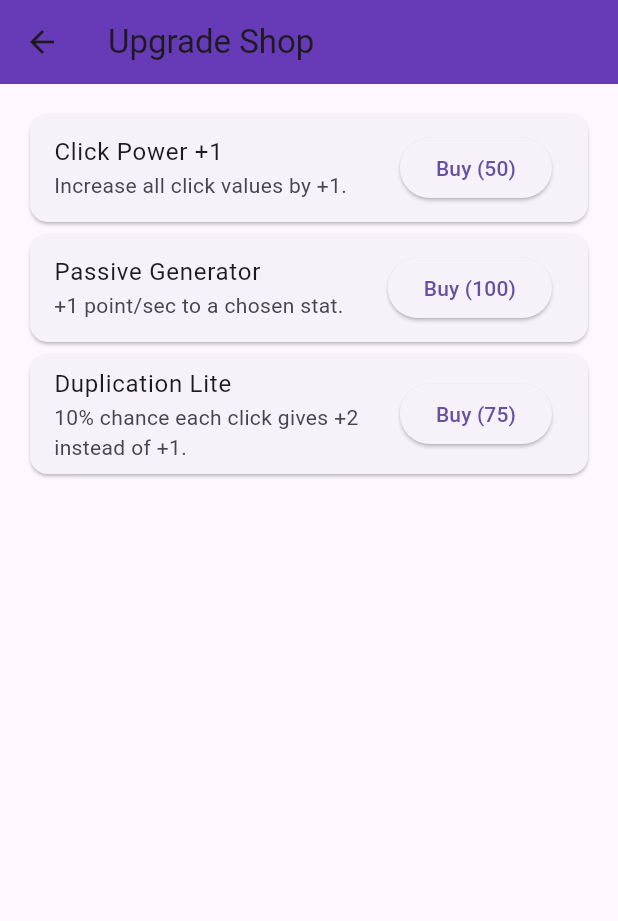
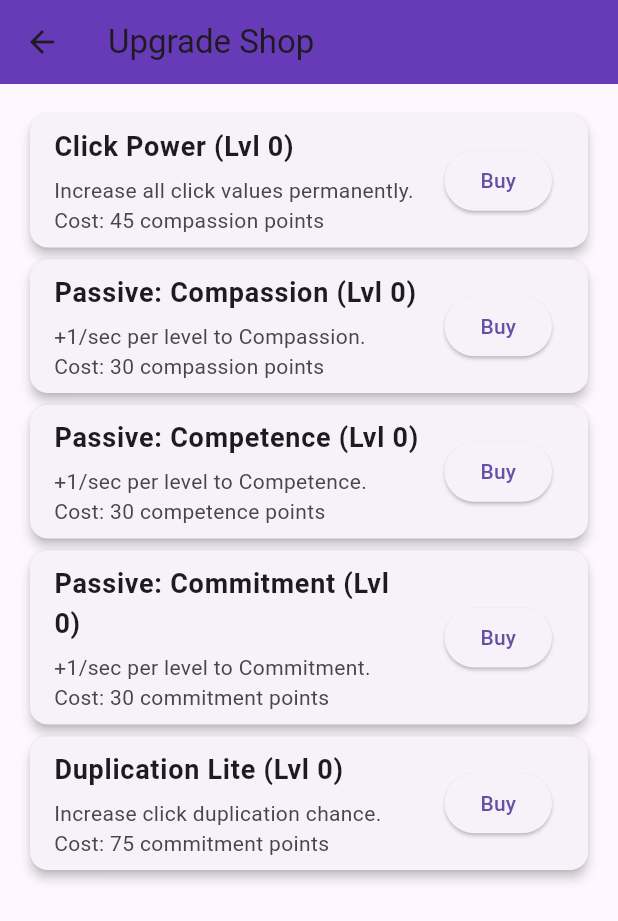
Before and after one commit to GoldenSpectrum/simple_app_project, a Flutter app: the screen it shows after launch, after a tap on "Shop", on a phone screen of 412 x 824 dp. Shown: the top 921 px of the screen. Run offline on Flutter 3.47's test engine with Material 3 defaults, Android fonts, the phone set to English and light mode, and no system bars.

Commit message:
Update 2. Upgrades are now dependent on specific values

```diff
--- a/lib/controllers/game_controller.dart
+++ b/lib/controllers/game_controller.dart
@@ -1,4 +1,5 @@
 import 'dart:async';
+import 'dart:math';
 import '../models/game_state.dart';
 import '../models/upgrade.dart';
 import 'event_controller.dart';
@@ -6,11 +7,16 @@ import 'event_controller.dart';
 class GameController {
   final GameState state;
   final EventController events;
+
   Timer? passiveTimer;
 
+  GameController(this.state, this.events) {
+    _startPassiveLoop();
+  }
 
-  GameController(this.state, this.events);
-
+  // ----------------------------------------
+  //  MAIN CLICK HANDLER
+  // ----------------------------------------
   void onStatClicked(String statId) {
     state.totalClicks++;
     state.clicksSinceEvent++;
@@ -21,42 +27,69 @@ class GameController {
     double avg = _averageOtherTwo(statId);
     double current = state.stats[statId]!.points;
 
-    // Simple debuff if >20% above average
+    // ------------------------------
+    // Debuff if >20% above average
+    // ------------------------------
     if (current > avg * 1.20) {
       multiplier *= 0.5;
     }
 
-    // Duplication Lite check
-    bool hasDuplication = state.upgrades
-        .any((u) => u.id == "dupe_lite" && u.purchased);
+    // ------------------------------
+    // Duplication Lite scaling
+    // ------------------------------
+    if (state.duplicationLevel > 0) {
+      double chance = 0.05 + (state.duplicationLevel * 0.02);
 
-    if (hasDuplication && (DateTime.now().millisecondsSinceEpoch % 10 == 0)) {
-      // super simple 10% chance
-      base *= 2;
+      if (Random().nextDouble() < chance) {
+        base *= 2; // duplicate click
+      }
     }
 
+    // ------------------------------
+    // Final Add
+    // ------------------------------
     state.stats[statId]!.add(base * multiplier);
 
+    // Events & updates
     events.maybeTriggerEvent();
     state.notifyListeners();
   }
 
+  // ----------------------------------------
+  //   PASSIVE GENERATION LOOP
+  // ----------------------------------------
+  void _startPassiveLoop() {
+    passiveTimer?.cancel();
+
+    passiveTimer = Timer.periodic(Duration(seconds: 1), (_) {
+      // Compassion passive
+      if (state.passiveCompLevel > 0) {
+        state.stats["compassion"]!.add(state.passiveCompLevel.toDouble());
+      }
+
+      // Competence passive
+      if (state.passiveCompeteLevel > 0) {
+        state.stats["competence"]!.add(state.passiveCompeteLevel.toDouble());
+      }
+
+      // Commitment passive
+      if (state.passiveCommitLevel > 0) {
+        state.stats["commitment"]!.add(state.passiveCommitLevel.toDouble());
+      }
+
+      state.notifyListeners();
+    });
+  }
+
+  // ----------------------------------------
+  //   UTILITY
+  // ----------------------------------------
   double _averageOtherTwo(String id) {
     var others = state.stats.values.where((s) => s.id != id).toList();
     return (others[0].points + others[1].points) / 2;
   }
 
-  // Start passive +1/sec to chosen stat
-  void startPassive(String statId) {
-    state.passiveTarget = statId;
+  void dispose() {
     passiveTimer?.cancel();
-    passiveTimer = Timer.periodic(Duration(seconds: 1), (_) {
-      if (state.passiveEnabled && state.passiveTarget != null) {
-        state.stats[state.passiveTarget]!.add(1);
-      }
-    });
   }
-
-
-
 }
--- a/lib/models/game_state.dart
+++ b/lib/models/game_state.dart
@@ -13,35 +13,71 @@ class GameState extends ChangeNotifier {
   int clicksSinceEvent = 0;
 
   double permanentClickBonus = 0.0; // prestige bonus
-  bool debuffActive = false;
 
+  // NEW: Passive generator levels (infinite upgradeable)
+  int passiveCompLevel = 0;
+  int passiveCompeteLevel = 0;
+  int passiveCommitLevel = 0;
+
+  // NEW: Duplication upgrade level
+  int duplicationLevel = 0;
+
+  // NEW: Infinite upgrades list
   List<Upgrade> upgrades = [
+    // -------------------------------
+    // CLICK POWER UPGRADES
+    // -------------------------------
     Upgrade(
       id: "click_power",
-      name: "Click Power +1",
-      description: "Increase all click values by +1.",
+      name: "Click Power",
+      description: "Increase all click values permanently.",
       type: UpgradeType.clickPower,
-      cost: 50,
+      costStat: "compassion",    // paid with Compassion points
+      baseCost: 30,
     ),
+
+    // -------------------------------
+    // PASSIVE GENERATORS
+    // -------------------------------
     Upgrade(
-      id: "passive_gen",
-      name: "Passive Generator",
-      description: "+1 point/sec to a chosen stat.",
-      type: UpgradeType.passiveGenerator,
-      cost: 100,
+      id: "passive_compassion",
+      name: "Passive: Compassion",
+      description: "+1/sec per level to Compassion.",
+      type: UpgradeType.passiveCompassion,
+      costStat: "compassion",
+      baseCost: 20,
     ),
+
     Upgrade(
-      id: "dupe_lite",
+      id: "passive_competence",
+      name: "Passive: Competence",
+      description: "+1/sec per level to Competence.",
+      type: UpgradeType.passiveCompetence,
+      costStat: "competence",
+      baseCost: 20,
+    ),
+
+    Upgrade(
+      id: "passive_commitment",
+      name: "Passive: Commitment",
+      description: "+1/sec per level to Commitment.",
+      type: UpgradeType.passiveCommitment,
+      costStat: "commitment",
+      baseCost: 20,
+    ),
+
+    // -------------------------------
+    // DUPLICATION LITE
+    // -------------------------------
+    Upgrade(
+      id: "duplication_lite",
       name: "Duplication Lite",
-      description: "10% chance each click gives +2 instead of +1.",
+      description: "Increase click duplication chance.",
       type: UpgradeType.duplicationLite,
-      cost: 75,
+      costStat: "commitment",
+      baseCost: 50,
     ),
   ];
-
-  String? passiveTarget; // which stat passive affects
-  bool passiveEnabled = false;
-
 
   // Helper
   Stat getStat(String id) => stats[id]!;
@@ -56,5 +92,4 @@ class GameState extends ChangeNotifier {
     }
     notifyListeners();
   }
-
 }
--- a/lib/models/upgrade.dart
+++ b/lib/models/upgrade.dart
@@ -4,6 +4,9 @@ enum UpgradeType {
   clickPower,
   passiveGenerator,
   duplicationLite,
+  passiveCompassion,
+  passiveCompetence,
+  passiveCommitment,
 }
 
 class Upgrade {
@@ -11,15 +14,23 @@ class Upgrade {
   final String name;
   final String description;
   final UpgradeType type;
-  final double cost;
-  bool purchased;
+
+  String costStat;       // "compassion" | "competence" | "commitment"
+  double baseCost;
+  int level;
 
   Upgrade({
     required this.id,
     required this.name,
     required this.description,
     required this.type,
-    required this.cost,
-    this.purchased = false,
+    required this.costStat,
+    this.baseCost = 10,
+    this.level = 0,
   });
+
+  double currentCost() {
+    // exponential cost growth
+    return baseCost * (1.5 * (level + 1));
+  }
 }
--- a/lib/views/screens/shop_screen.dart
+++ b/lib/views/screens/shop_screen.dart
@@ -16,25 +16,44 @@ class ShopScreen extends StatelessWidget {
         title: Text("Upgrade Shop"),
         backgroundColor: Colors.deepPurple,
       ),
+
       body: ListView(
         padding: EdgeInsets.all(16),
         children: state.upgrades.map((u) {
           return Card(
+            shape: RoundedRectangleBorder(
+              borderRadius: BorderRadius.circular(12),
+            ),
+            elevation: 3,
             child: ListTile(
-              title: Text(u.name),
-              subtitle: Text(u.description),
-              trailing: u.purchased
-                  ? Icon(Icons.check, color: Colors.green)
-                  : ElevatedButton(
+              title: Text(
+                "${u.name} (Lvl ${u.level})",
+                style: TextStyle(
+                  fontWeight: FontWeight.bold,
+                  fontSize: 18,
+                ),
+              ),
+
+              subtitle: Padding(
+                padding: const EdgeInsets.only(top: 6.0),
+                child: Text(
+                  "${u.description}\n"
+                      "Cost: ${u.currentCost().toStringAsFixed(0)} ${u.costStat} points",
+                  style: TextStyle(fontSize: 14),
+                ),
+              ),
+
+              trailing: ElevatedButton(
                 onPressed: () {
-                  bool ok = upgradeCtrl.purchase(u.id);
+                  bool ok = upgradeCtrl.purchase(u);
+
                   if (!ok) {
                     ScaffoldMessenger.of(context).showSnackBar(
-                      SnackBar(content: Text("Not enough points")),
+                      SnackBar(content: Text("Not enough ${u.costStat} points")),
                     );
                   }
                 },
-                child: Text("Buy (${u.cost.toStringAsFixed(0)})"),
+                child: Text("Buy"),
               ),
             ),
           );
```
Also changed, not shown: lib/controllers/upgrade_controller.dart (+35 -16 lines).
